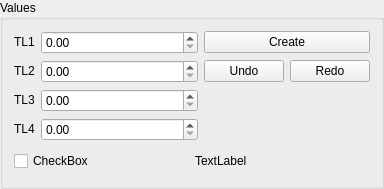
Above: src/EntityGUI/EntityGUI_4Spin1Check_QTD.ui from SalomePlatform/geom before the change. Below: the same form after it.
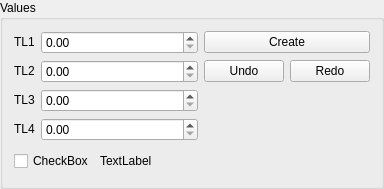
That is the form after the change. Custom widgets are drawn as their Qt base class.

What changed in the file:
```diff
--- a/src/EntityGUI/EntityGUI_4Spin1Check_QTD.ui
+++ b/src/EntityGUI/EntityGUI_4Spin1Check_QTD.ui
@@ -134,7 +134,7 @@
        <widget class="SalomeApp_DoubleSpinBox" name="SpinBox_DS"/>
       </item>
       <item row="4" column="0" colspan="3">
-       <layout class="QHBoxLayout" name="horizontalLayout">
+       <layout class="QHBoxLayout" name="horizontalLayout" stretch="0,1,0">
         <item>
          <widget class="QCheckBox" name="checkBox">
           <property name="text">
@@ -149,6 +149,19 @@
           </property>
          </widget>
         </item>
+        <item>
+         <spacer name="horizontalSpacer">
+          <property name="orientation">
+           <enum>Qt::Horizontal</enum>
+          </property>
+          <property name="sizeHint" stdset="0">
+           <size>
+            <width>40</width>
+            <height>20</height>
+           </size>
+          </property>
+         </spacer>
+        </item>
        </layout>
       </item>
      </layout>
```
